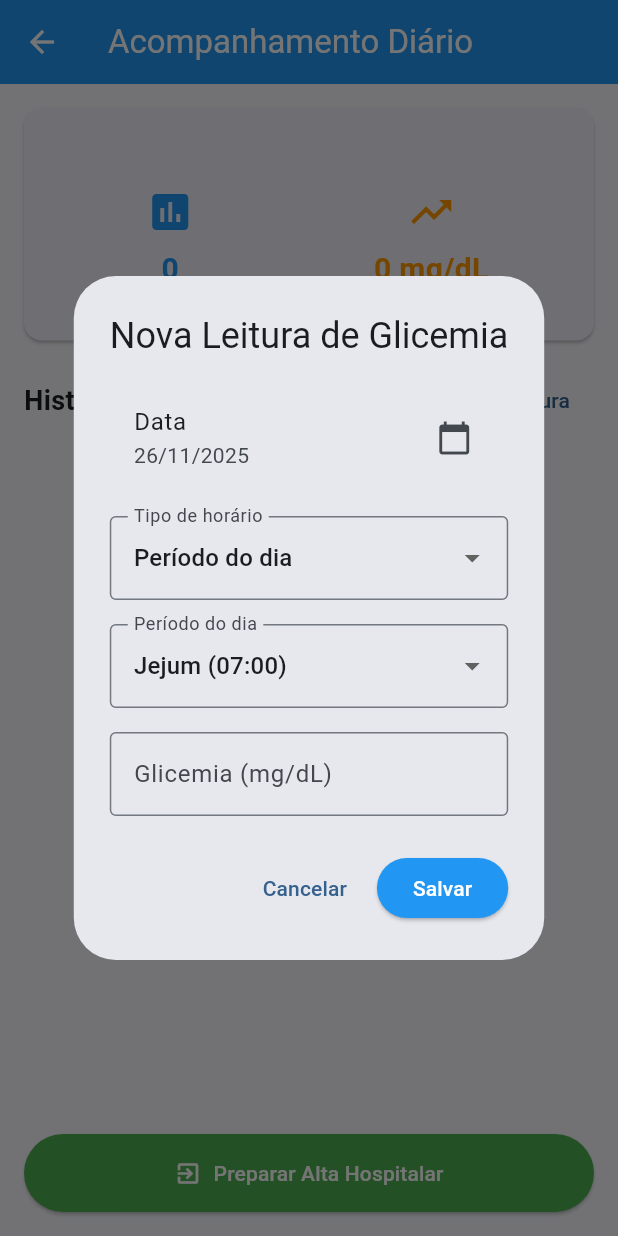
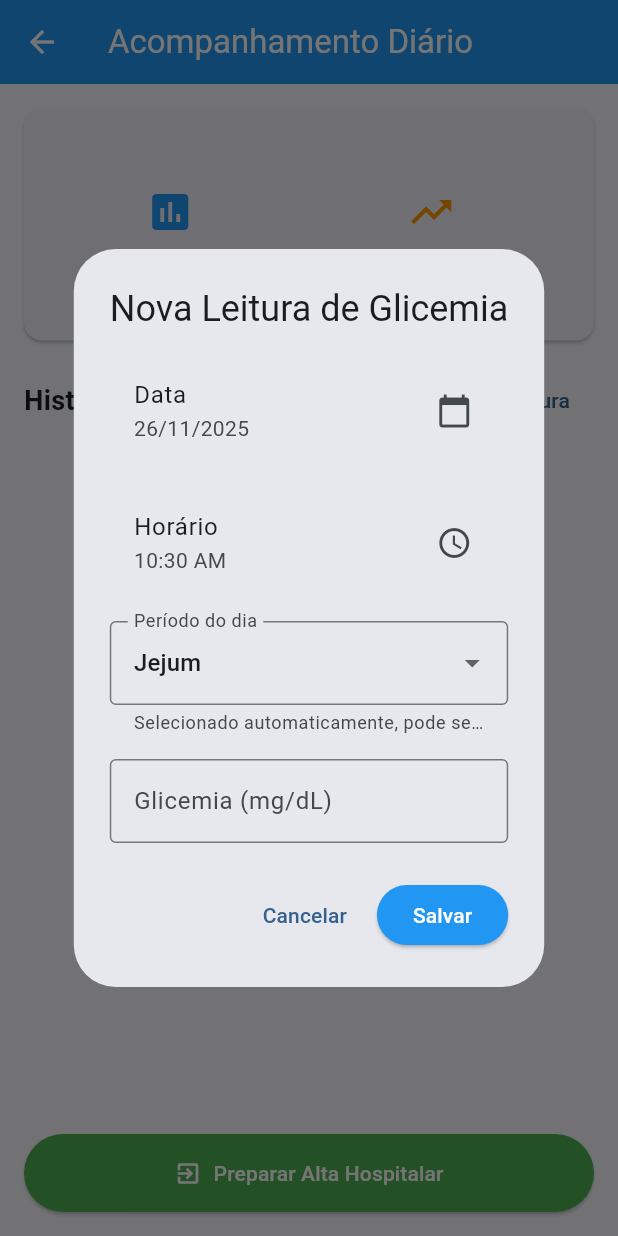
Before and after one commit to LuanGSiiss/InsuGuia_Mobile, a Flutter app: the MonitoringScreen screen opened directly with empty values, after a tap on "Nova Leitura", on a phone screen of 412 x 824 dp. Run offline on Flutter 3.47's test engine with Material 3 defaults, Android fonts, the phone set to English and light mode, and no system bars; our stand-ins replace supabase_flutter; accounts and stored records are empty.

Commit message:
Updated monitoring_screen.dart

```diff
--- a/lib/screens/monitoring_screen.dart
+++ b/lib/screens/monitoring_screen.dart
@@ -183,13 +183,36 @@ class _MonitoringScreenState extends State<MonitoringScreen> {
     );
   }
 
+  String _getPeriodFromTime(TimeOfDay time) {
+    final hour = time.hour;
+    final minute = time.minute;
+    final totalMinutes = hour * 60 + minute;
+
+    if (totalMinutes >= 6 * 60 && totalMinutes < 9 * 60) {
+      return 'Jejum';
+    } else if (totalMinutes >= 11 * 60 && totalMinutes < 13 * 60) {
+      return 'Pré-almoço';
+    } else if (totalMinutes >= 13 * 60 && totalMinutes < 16 * 60) {
+      return 'Pós-almoço';
+    } else if (totalMinutes >= 17 * 60 && totalMinutes < 19 * 60) {
+      return 'Pré-janta';
+    } else if (totalMinutes >= 19 * 60 && totalMinutes < 21 * 60) {
+      return 'Pós-janta';
+    } else if (totalMinutes >= 21 * 60 || totalMinutes < 6 * 60) {
+      return 'Antes de dormir';
+    }
+    return 'Jejum';
+  }
+
   void _showAddReadingDialog() {
+    final now = TimeOfDay.now();
+    final initialPeriod = _getPeriodFromTime(now);
+
     showDialog(
       context: context,
       builder: (context) {
-        String mode = 'periodo';
-        String? selectedPeriod = _periodOptions.first['label'];
-        TimeOfDay exactTime = TimeOfDay.now();
+        String? selectedPeriod = initialPeriod;
+        TimeOfDay selectedTime = now;
 
         return StatefulBuilder(builder: (context, setStateDialog) {
           return AlertDialog(
@@ -217,59 +240,39 @@ class _MonitoringScreenState extends State<MonitoringScreen> {
                       },
                     ),
                     const SizedBox(height: 16),
-                    DropdownButtonFormField<String>(
-                      value: mode,
-                      decoration: const InputDecoration(
-                        labelText: 'Tipo de horário',
-                        border: OutlineInputBorder(),
-                      ),
-                      items: const [
-                        DropdownMenuItem(
-                          value: 'periodo',
-                          child: Text('Período do dia'),
-                        ),
-                        DropdownMenuItem(
-                          value: 'exato',
-                          child: Text('Horário exato'),
-                        ),
-                      ],
-                      onChanged: (value) {
+                    ListTile(
+                      title: const Text('Horário'),
+                      subtitle: Text(selectedTime.format(context)),
+                      trailing: const Icon(Icons.access_time),
+                      onTap: () async {
+                        final picked = await showTimePicker(
+                          context: context,
+                          initialTime: selectedTime,
+                        );
+                        if (picked != null) {
                           setStateDialog(() {
-                          mode = value!;
+                            selectedTime = picked;
+                            selectedPeriod = _getPeriodFromTime(picked);
                           });
+                        }
                       },
                     ),
                     const SizedBox(height: 16),
-                    if (mode == 'periodo')
                     DropdownButtonFormField<String>(
                       value: selectedPeriod,
                       decoration: const InputDecoration(
                         labelText: 'Período do dia',
                         border: OutlineInputBorder(),
+                        helperText: 'Selecionado automaticamente, pode ser alterado',
                       ),
                       items: _periodOptions
                           .map((period) => DropdownMenuItem(
                                 value: period['label'],
-                                  child: Text('${period['label']} (${period['time']})'),
+                                child: Text(period['label']!),
                               ))
                           .toList(),
                       onChanged: (value) {
-                          setStateDialog(() => selectedPeriod = value!);
-                        },
-                      ),
-                    if (mode == 'exato')
-                      ListTile(
-                        title: const Text('Horário exato'),
-                        subtitle: Text(exactTime.format(context)),
-                        trailing: const Icon(Icons.access_time),
-                        onTap: () async {
-                          final picked = await showTimePicker(
-                            context: context,
-                            initialTime: exactTime,
-                          );
-                          if (picked != null) {
-                            setStateDialog(() => exactTime = picked);
-                          }
+                        setStateDialog(() => selectedPeriod = value);
                       },
                     ),
                     const SizedBox(height: 16),
@@ -309,16 +312,8 @@ class _MonitoringScreenState extends State<MonitoringScreen> {
 
                         Navigator.pop(context);
 
-                        String timeString;
-                        if (mode == 'periodo') {
-                          final period = _periodOptions.firstWhere(
-                            (p) => p['label'] == selectedPeriod,
-                          );
-                          timeString = period['time']!;
-                        } else {
-                          timeString =
-                              "${exactTime.hour.toString().padLeft(2, '0')}:${exactTime.minute.toString().padLeft(2, '0')}";
-                        }
+                        final timeString =
+                            "${selectedTime.hour.toString().padLeft(2, '0')}:${selectedTime.minute.toString().padLeft(2, '0')} - ${selectedPeriod ?? ''}";
 
                         _saveReading(timeString);
                       },
```
Lines whose indentation alone changed are shown as unchanged.
